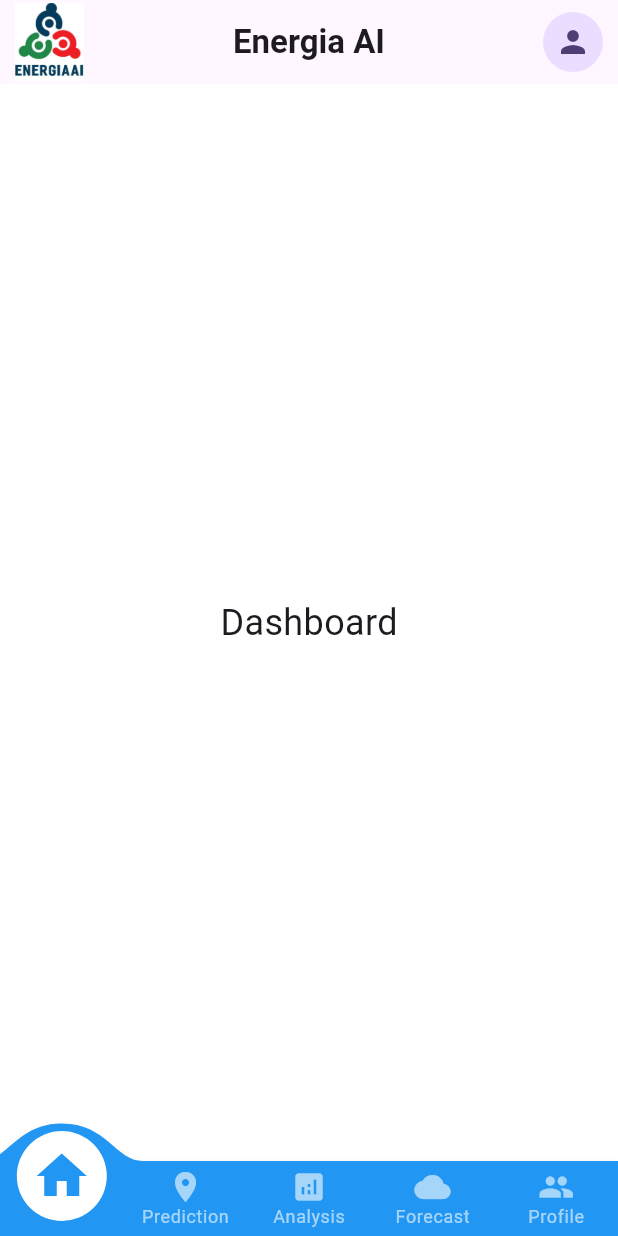
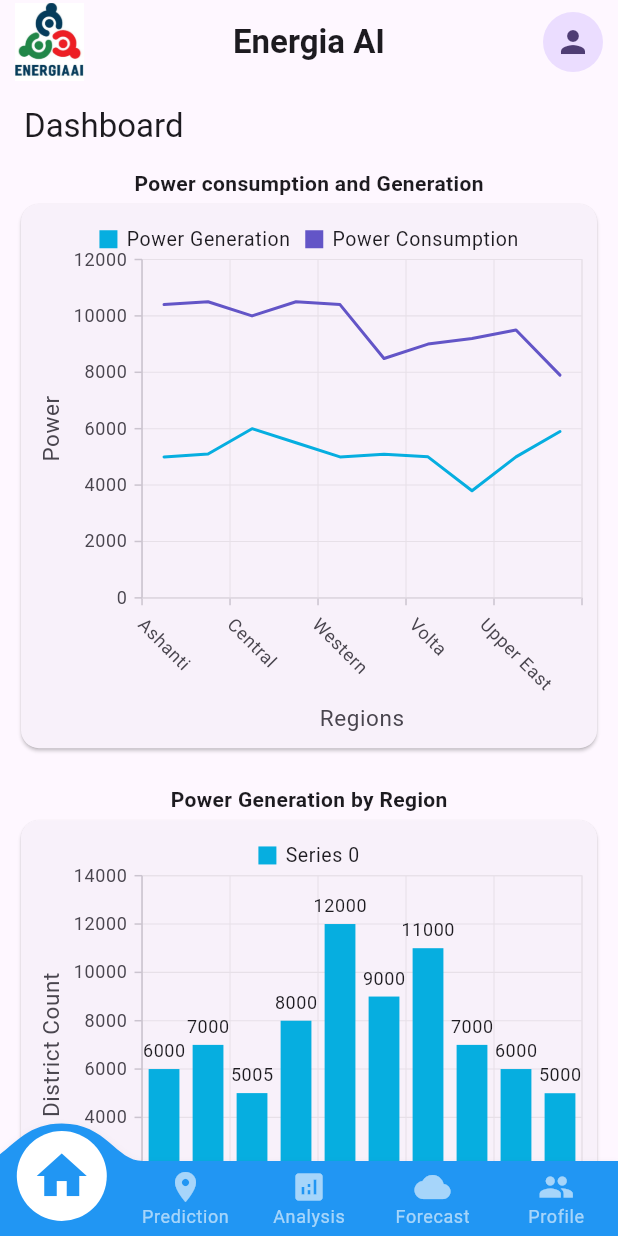
Before and after one commit to DevPrinceK/energia-ai, a Flutter app: the screen it shows after launch, on a phone screen of 412 x 824 dp. Run offline on Flutter 3.47's test engine with Material 2 defaults, Android fonts, the phone set to English and light mode, and no system bars; drawn by our look-alikes of convex_bottom_bar; our stand-ins replace syncfusion_flutter_charts.

Commit message:
Update dashboard_tab.dart

```diff
--- a/energia_dashboard/lib/screens/mobile/tabs/dashboard_tab.dart
+++ b/energia_dashboard/lib/screens/mobile/tabs/dashboard_tab.dart
@@ -1,16 +1,56 @@
 // ignore_for_file: prefer_const_constructors, use_key_in_widget_constructors
 
+import 'package:energia_dashboard/charts/desktop/population_chart.dart';
+import 'package:energia_dashboard/charts/desktop/power_chart.dart';
+import 'package:energia_dashboard/charts/desktop/region_power_con_chart.dart';
+import 'package:energia_dashboard/charts/desktop/region_power_gen_chart.dart';
 import 'package:flutter/material.dart';
+import 'package:syncfusion_flutter_charts/charts.dart';
 
 class DashboardScreen extends StatelessWidget {
+  final List<PopulationData> data = [
+    PopulationData('Ashanti Region', 5000000),
+    PopulationData('Greater Accra Region', 7000000),
+    PopulationData('Central Region', 2500000),
+    PopulationData('Northern Region', 4000000),
+    PopulationData('Western Region', 3000000),
+    PopulationData('Eastern Region', 3200000),
+    PopulationData('Volta Region', 2800000),
+    PopulationData('Brong-Ahafo Region', 1700000),
+    PopulationData('Upper East Region', 1200000),
+    PopulationData('Upper West Region', 900000),
+  ];
+
   @override
   Widget build(BuildContext context) {
-    return Container(
-      color: Colors.white,
-      child: Center(
-        child: Text(
-          'Dashboard',
-          style: TextStyle(fontSize: 24),
+    return Scaffold(
+      appBar: AppBar(
+        title: Text('Dashboard'),
+      ),
+      body: SingleChildScrollView(
+        child: Padding(
+          padding: const EdgeInsets.symmetric(horizontal: 10.0),
+          child: Column(
+            children: [
+              const Text(
+                "Power consumption and Generation",
+                style: TextStyle(fontWeight: FontWeight.bold),
+              ),
+              PowerChart(heightFactor: 0.9),
+              const SizedBox(height: 20),
+              const Text(
+                "Power Generation by Region",
+                style: TextStyle(fontWeight: FontWeight.bold),
+              ),
+              RegionPowerGenChart(heightFactor: 0.9),
+              const SizedBox(height: 20),
+              const Text(
+                "Power Consumption by Region",
+                style: TextStyle(fontWeight: FontWeight.bold),
+              ),
+              RegionPowerConChart(heightFactor: 0.9),
+            ],
+          ),
         ),
       ),
     );
```
